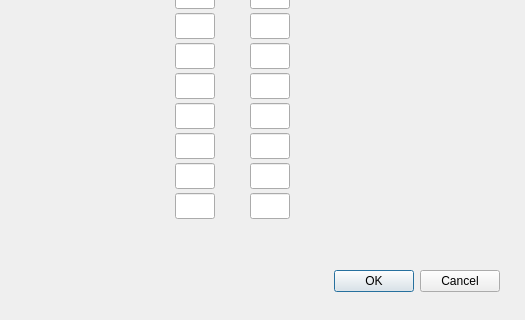
Above: QTLinux/AutoCost/datainputdialog.ui from Cvelthoven/AutoCost before the change; both pictures show x 0 to 525 and y 315 to 635 of the 525 by 635 pixel window. Below: the same form after it.
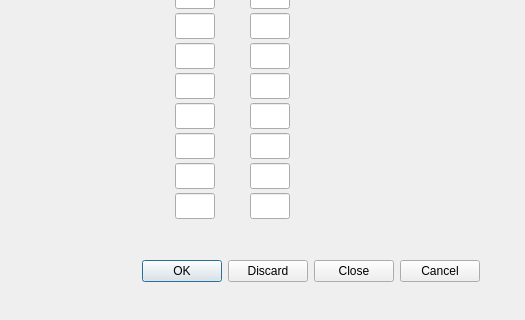
That is the form after the change.

```diff
--- a/QTLinux/AutoCost/datainputdialog.ui
+++ b/QTLinux/AutoCost/datainputdialog.ui
@@ -16,8 +16,8 @@
   <widget class="QDialogButtonBox" name="buttonBox">
    <property name="geometry">
     <rect>
-     <x>20</x>
-     <y>580</y>
+     <x>0</x>
+     <y>570</y>
      <width>480</width>
      <height>32</height>
     </rect>
@@ -26,7 +26,7 @@
     <enum>Qt::Orientation::Horizontal</enum>
    </property>
    <property name="standardButtons">
-    <set>QDialogButtonBox::StandardButton::Cancel|QDialogButtonBox::StandardButton::Ok</set>
+    <set>QDialogButtonBox::StandardButton::Cancel|QDialogButtonBox::StandardButton::Close|QDialogButtonBox::StandardButton::Discard|QDialogButtonBox::StandardButton::Ok</set>
    </property>
   </widget>
   <widget class="QLabel" name="lblDate">
```
Left out of the diff: 35 changed lines with no effect on the pictures.
